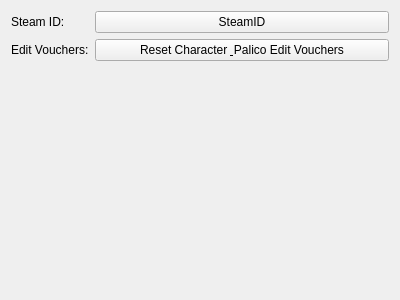
This is gui/generalinfo.ui in EnderHDMC/MHWISaveEditor as Qt 5 draws it before an edit. The edited form follows.
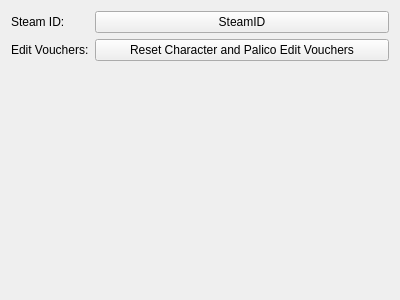
This is the edited form.

Patch:
```diff
--- a/gui/generalinfo.ui
+++ b/gui/generalinfo.ui
@@ -38,7 +38,7 @@
    <item row="1" column="1">
     <widget class="QPushButton" name="btnEditVouchers">
      <property name="text">
-      <string>Reset Character &amp; Palico Edit Vouchers</string>
+      <string>Reset Character and Palico Edit Vouchers</string>
      </property>
     </widget>
    </item>
```
